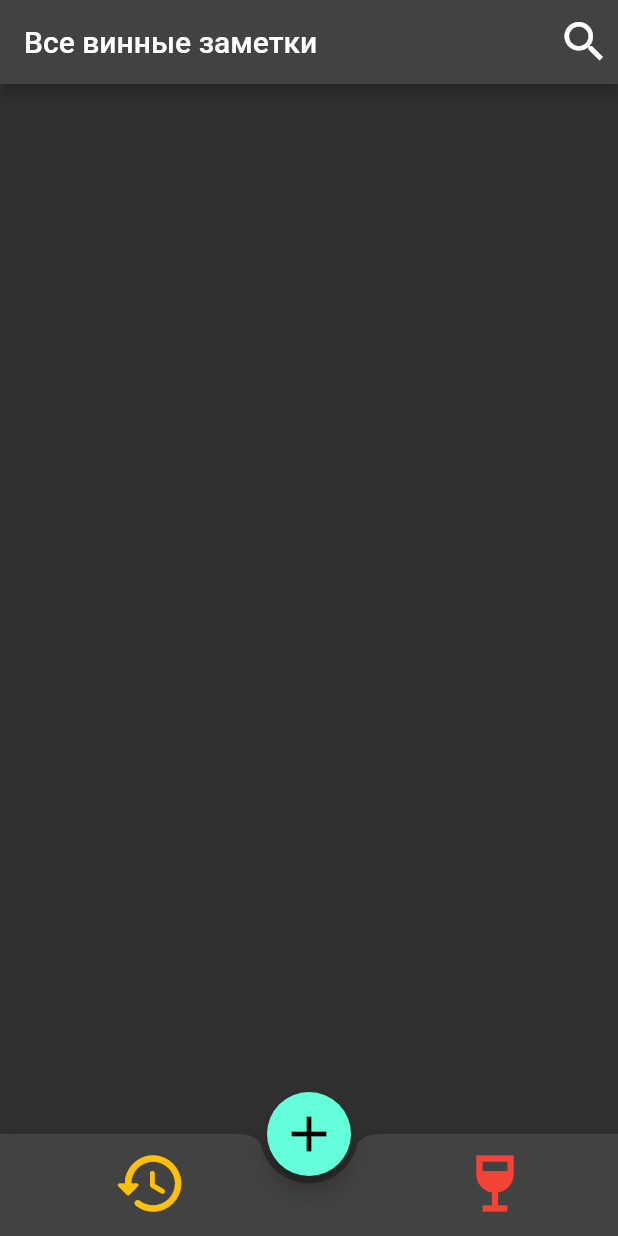
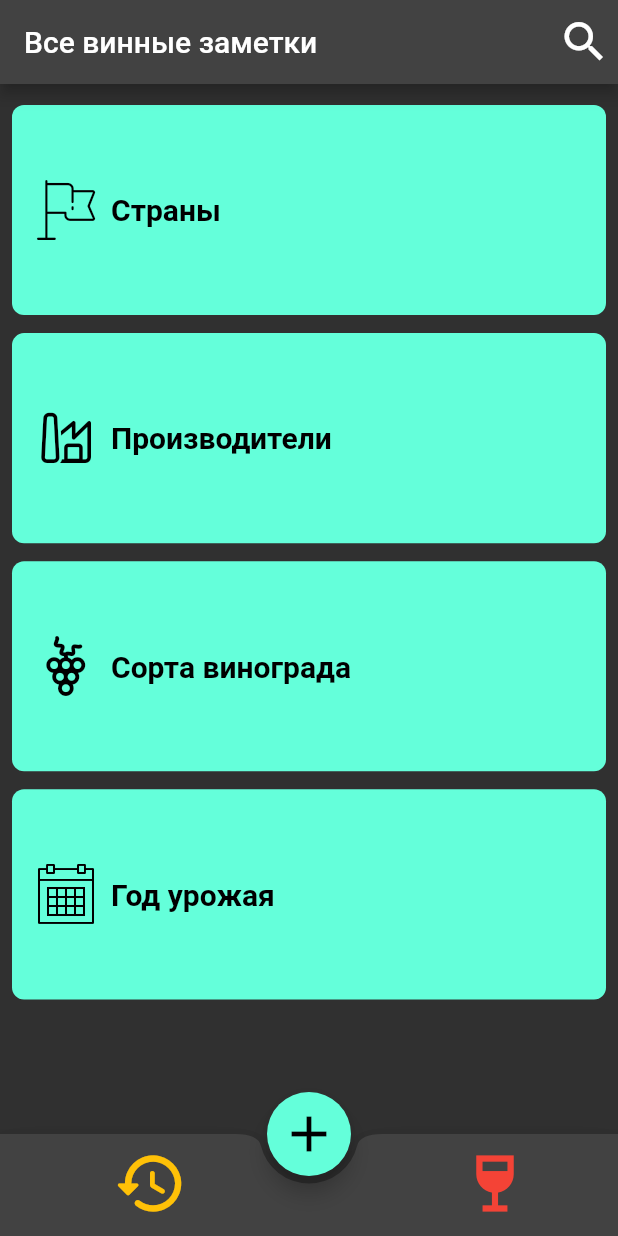
Before and after one commit to Ivan-Goncharov/wine-note-app, a Flutter app: the screen it shows after launch, after a tap on the "wine bar" icon, on a phone screen of 412 x 824 dp. Run offline on Flutter 3.47's test engine with Material 2 defaults, Android fonts, the phone set to English and light mode, and no system bars; our stand-ins replace flutter_svg, image_picker, sqflite; accounts and stored records are empty.

Commit message:
добавлен экран с навигацеий по заметкам

```diff
--- a/lib/main.dart
+++ b/lib/main.dart
@@ -4,9 +4,10 @@ import 'package:flutter_my_wine_app/models/wine_list_provider.dart';
 import 'package:flutter_my_wine_app/screens/edit_screens/search_screen.dart';
 import 'package:flutter_my_wine_app/screens/edit_screens/edit_wine_screen.dart';
 import 'package:flutter_my_wine_app/screens/edit_screens/wine_sort.dart';
+import 'package:flutter_my_wine_app/screens/overview_screens/country_overview.dart';
 import 'package:flutter_my_wine_app/screens/search_wine_note.dart';
 import 'package:flutter_my_wine_app/screens/wine_full_descrip_screen.dart';
-import 'package:flutter_my_wine_app/screens/wine_overview_screen.dart';
+import 'package:flutter_my_wine_app/screens/overview_screens/wine_overview_screen.dart';
 import 'package:flutter_my_wine_app/widgets/custom_page_route.dart';
 import 'package:provider/provider.dart';
 
@@ -75,6 +76,12 @@ class _MyAppState extends State<MyApp> {
                 child: const SearchWineNote(),
                 settings: settings,
               );
+
+            case CountriesOverview.routName:
+              return MaterialPageRoute(
+                builder: (context) => const CountriesOverview(),
+                settings: settings,
+              );
           }
         },
       ),
--- a/lib/screens/edit_screens/search_screen.dart
+++ b/lib/screens/edit_screens/search_screen.dart
@@ -82,8 +82,8 @@ class _SearchScreenState extends State<SearchScreen> {
   }
 
   //метод для поиска страны в списке стран
-  List<Map<String, String>> _searchCountry(String item) {
-    List<Map<String, String>> list = [];
+  List<Map<String, dynamic>> _searchCountry(String item) {
+    List<Map<String, dynamic>> list = [];
 
     //проходим по списку всех стран и если элемент содержит введенный текст,
     // то добавляем в список найденных элементов
@@ -168,7 +168,7 @@ class _SearchScreenState extends State<SearchScreen> {
   //метод для вывода одного элемента поиска стран
   //принимает контекст, карту со значениями страны и размеры экрана
   Widget itemCountry(
-      BuildContext context, Map<String, String> element, Size size) {
+      BuildContext context, Map<String, dynamic> element, Size size) {
     //обрабатываем нажатие на элемент
     return GestureDetector(
       //по нажатию, возвращаемся на экран редактирования заметки
--- /dev/null
+++ b/lib/screens/overview_screens/wine_overview_screen.dart
@@ -0,0 +1,119 @@
+import 'package:flutter/material.dart';
+import 'package:flutter_my_wine_app/icons/my_custom_icons.dart';
+import 'package:flutter_my_wine_app/models/wine_item.dart';
+import 'package:flutter_my_wine_app/screens/overview_screens/country_overview.dart';
+import 'package:flutter_my_wine_app/screens/search_wine_note.dart';
+
+import '../../widgets/wine_note_item.dart';
+import '../edit_screens/edit_wine_screen.dart';
+
+//Экран со всеми записями о вине
+class WineOverViewScreen extends StatefulWidget {
+  const WineOverViewScreen({Key? key}) : super(key: key);
+
+  static const routNamed = 'wineOver_view';
+
+  @override
+  State<WineOverViewScreen> createState() => _WineOverViewScreenState();
+}
+
+class _WineOverViewScreenState extends State<WineOverViewScreen> {
+  late Size _size;
+  late ColorScheme _colorScheme;
+  bool _isInit = false;
+
+  @override
+  void didChangeDependencies() {
+    if (!_isInit) {
+      _size = MediaQuery.of(context).size;
+      _colorScheme = Theme.of(context).colorScheme;
+      _isInit = true;
+    }
+    super.didChangeDependencies();
+  }
+
+  @override
+  Widget build(BuildContext context) {
+    return Scaffold(
+      appBar: AppBar(
+        title: const Text('Все винные заметки'),
+
+        //кнопка для перехода на экран с поиском винограда
+        actions: [
+          IconButton(
+            onPressed: () {
+              Navigator.pushNamed(context, SearchWineNote.routName);
+            },
+            icon: const Icon(
+              Icons.search,
+              size: 35,
+            ),
+          ),
+        ],
+      ),
+      body: Container(
+        padding: const EdgeInsets.all(8.0),
+        child: Column(
+          children: [
+            GestureDetector(
+              onTap: () =>
+                  Navigator.pushNamed(context, CountriesOverview.routName),
+              child: _itemColumn(
+                'Страны',
+                MyCustomIcons.flag,
+              ),
+            ),
+            _itemColumn(
+              'Производители',
+              MyCustomIcons.manufacturer,
+            ),
+            _itemColumn(
+              'Сорта винограда',
+              MyCustomIcons.grape,
+            ),
+            _itemColumn(
+              'Год урожая',
+              MyCustomIcons.calendar,
+            ),
+          ],
+        ),
+      ),
+    );
+  }
+
+  // метод для создания одного элемента выбора сортировки
+  // принимает название сортировки и иконку
+  Widget _itemColumn(String title, IconData icon) {
+    return Container(
+      alignment: Alignment.center,
+      padding: const EdgeInsets.all(16),
+      margin: const EdgeInsets.symmetric(vertical: 6.0),
+      decoration: BoxDecoration(
+        borderRadius: BorderRadius.circular(8.0),
+        color: _colorScheme.secondaryContainer,
+      ),
+      width: double.infinity,
+      height: _size.height * 0.17,
+      child: Row(
+        children: [
+          Icon(
+            icon,
+            size: 40,
+            color: _colorScheme.onSecondaryContainer,
+          ),
+          const SizedBox(width: 10),
+          Expanded(
+            child: Text(
+              title,
+              style: TextStyle(
+                color: _colorScheme.onSecondaryContainer,
+                fontWeight: FontWeight.bold,
+                fontSize: 20,
+              ),
+            ),
+          ),
+        ],
+      ),
+    );
+  }
+}
--- a/lib/screens/tabs_screen.dart
+++ b/lib/screens/tabs_screen.dart
@@ -1,7 +1,7 @@
 import 'package:flutter/material.dart';
 import 'package:flutter_my_wine_app/screens/last_wine_notes.dart';
 import 'package:flutter_my_wine_app/widgets/bottom_app_bar.dart';
-import './wine_overview_screen.dart';
+import 'overview_screens/wine_overview_screen.dart';
 import 'edit_screens/edit_wine_screen.dart';
 
 //экран для навигации между вкладками
--- a/lib/screens/wine_overview_screen.dart
+++ /dev/null
@@ -1,78 +0,0 @@
-import 'package:flutter/material.dart';
-import 'package:flutter_my_wine_app/models/wine_item.dart';
-import 'package:flutter_my_wine_app/screens/search_wine_note.dart';
-
-import '../widgets/wine_note_item.dart';
-import 'edit_screens/edit_wine_screen.dart';
-
-//Экран со всеми записями о вине
-
-class WineOverViewScreen extends StatefulWidget {
-  const WineOverViewScreen({Key? key}) : super(key: key);
-
-  static const routNamed = 'wineOver_view';
-
-  @override
-  State<WineOverViewScreen> createState() => _WineOverViewScreenState();
-}
-
-class _WineOverViewScreenState extends State<WineOverViewScreen> {
-  List<WineItem> wineList = [];
-
-  //для определения запущено ли приложение
-  var _isInt = true;
-  //для загрузочного спиннера
-  var _isLoading = false;
-
-  ///переопредялем именно этот метод для доступа к контексту
-  ///при первой инициализации приложения - извлекаем данные с сервера
-  @override
-  void didChangeDependencies() {
-    _isInt = false;
-
-    super.didChangeDependencies();
-  }
-
-  @override
-  Widget build(BuildContext context) {
-    return Scaffold(
-      appBar: AppBar(
-        title: const Text('Все винные заметки'),
-        actions: [
-          IconButton(
-            onPressed: () {
-              Navigator.pushNamed(context, SearchWineNote.routName);
-            },
-            icon: const Icon(
-              Icons.search,
-              size: 35,
-            ),
-          ),
-        ],
-      ),
-      body: _isLoading
-          ? const Center(
-              child: CircularProgressIndicator(),
-            )
-          : Column(
-              children: [
-                Expanded(
-                  child: ListView.builder(
-                    itemCount: wineList.length,
-                    itemBuilder: (context, index) {
-                      return WineNoteItem(wineList[index]);
-                    },
-                  ),
-                ),
-              ],
-            ),
-    );
-  }
-
-  ///вызов окна для создания новой заметки по нажатию плавающей кнопки
-  Widget buildFloatingActionButton() => FloatingActionButton(
-        child: const Icon(Icons.add),
-        onPressed: () =>
-            Navigator.of(context).pushNamed(EditWineScreen.routName),
-      );
-}
--- a/lib/widgets/bottom_app_bar.dart
+++ b/lib/widgets/bottom_app_bar.dart
@@ -2,7 +2,6 @@ import 'package:flutter/material.dart';
 
 //навигационный бар
 class CustomBottomNavigation extends StatefulWidget {
-
   //принимает индекс выбранной вкладки и функцию для изменения вкладки
   final int index;
   final ValueChanged<int> onChangedTab;
@@ -21,7 +20,6 @@ class _CustomBottomNavigationState extends State<CustomBottomNavigation> {
   @override
   Widget build(BuildContext context) {
     return BottomAppBar(
-
       //FAB должна быть в центре, впадать в бар
       notchMargin: 5,
       shape: const CircularNotchedRectangle(),
@@ -33,7 +31,6 @@ class _CustomBottomNavigationState extends State<CustomBottomNavigation> {
           mainAxisAlignment: MainAxisAlignment.spaceEvenly,
           crossAxisAlignment: CrossAxisAlignment.center,
           children: [
-
             //вкладки со последними винами
             buildTabItem(
               index: 0,
@@ -57,7 +54,6 @@ class _CustomBottomNavigationState extends State<CustomBottomNavigation> {
 
 //метод для создания вкладок
   Widget buildTabItem({required int index, required Icon icon}) {
-
     //смотрим, выбрана ли вкладка в данный момент
     final isSelected = index == widget.index;
 
--- a/lib/widgets/edit_wine/search_country.dart
+++ b/lib/widgets/edit_wine/search_country.dart
@@ -71,7 +71,7 @@ class _SearchCountryState extends State<SearchCountry> {
             _imagePath = '';
           });
         } else {
-          final map = (result as List)[0] as Map<String, String>;
+          final map = (result as List)[0] as Map<String, dynamic>;
           setState(() {
             _countryName = map['country']!;
             widget.func(_countryName);
```
Also changed, not shown: lib/screens/overview_screens/countries_overview.dart (added, +63 -0 lines), lib/string_resourses.dart (+172 -28 lines), lib/widgets/item_overtview_country.dart (added, +78 -0 lines), lib/screens/overview_screens/item_country.dart (added).
